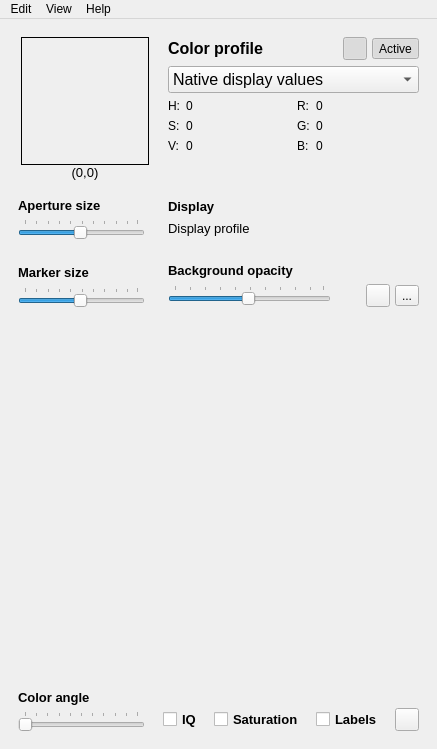
Qt form colorpicker.ui (mikaelsundell/colorpicker) before a commit.
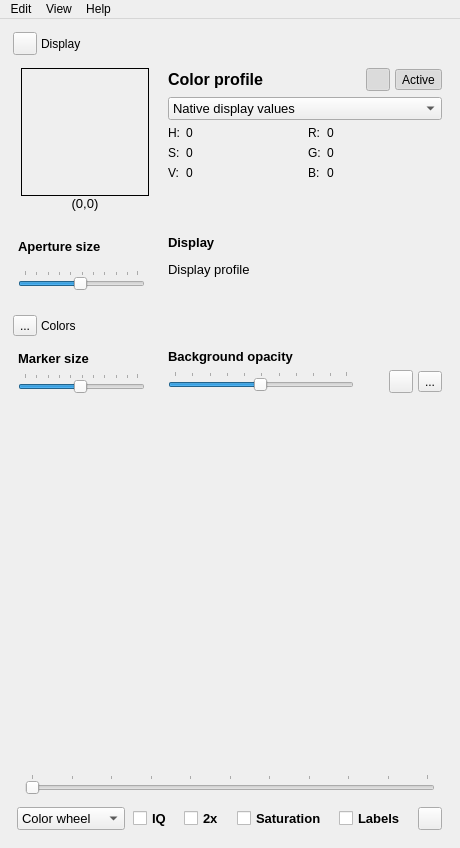
The same form after that commit. Icons and pictures are not drawn. Custom widgets are drawn as their Qt base class.

Commit message: Added Debug menu for debug builds Added zoom factor Added collapsable sections Updated picker with black/ white contrast

Patch:
```diff
--- a/colorpicker.ui
+++ b/colorpicker.ui
@@ -6,20 +6,105 @@
    <rect>
     <x>0</x>
     <y>0</y>
-    <width>413</width>
-    <height>749</height>
+    <width>419</width>
+    <height>848</height>
    </rect>
   </property>
+  <property name="sizePolicy">
+   <sizepolicy hsizetype="Preferred" vsizetype="Preferred">
+    <horstretch>0</horstretch>
+    <verstretch>0</verstretch>
+   </sizepolicy>
+  </property>
+  <property name="minimumSize">
+   <size>
+    <width>0</width>
+    <height>0</height>
+   </size>
+  </property>
   <property name="windowTitle">
    <string>Color Picker</string>
   </property>
   <widget class="QWidget" name="centralwidget">
    <layout class="QVBoxLayout" name="verticalLayout_2">
+    <property name="spacing">
+     <number>0</number>
+    </property>
     <property name="sizeConstraint">
      <enum>QLayout::SetDefaultConstraint</enum>
     </property>
+    <item>
+     <widget class="QWidget" name="displayBar" native="true">
+      <property name="styleSheet">
+       <string notr="true"/>
+      </property>
+      <layout class="QHBoxLayout" name="horizontalLayout">
+       <property name="spacing">
+        <number>0</number>
+       </property>
+       <property name="leftMargin">
+        <number>0</number>
+       </property>
+       <property name="topMargin">
+        <number>0</number>
+       </property>
+       <property name="rightMargin">
+        <number>0</number>
+       </property>
+       <property name="bottomMargin">
+        <number>0</number>
+       </property>
+       <item>
+        <layout class="QHBoxLayout" name="horizontalLayout">
+         <property name="spacing">
+          <number>4</number>
+         </property>
+         <property name="leftMargin">
+          <number>4</number>
+         </property>
+         <property name="topMargin">
+          <number>4</number>
+         </property>
+         <property name="rightMargin">
+          <number>4</number>
+         </property>
+         <property name="bottomMargin">
+          <number>4</number>
+         </property>
+         <item>
+          <widget class="QToolButton" name="toggleDisplay">
+           <property name="icon">
+            <iconset resource="colorpicker.qrc">
+             <normaloff>:/icons/resources/Collapse.png</normaloff>:/icons/resources/Collapse.png</iconset>
+           </property>
+           <property name="checkable">
+            <bool>true</bool>
+           </property>
+          </widget>
+         </item>
+         <item>
+          <widget class="QLabel" name="label_3">
+           <property name="text">
+            <string>Display</string>
+           </property>
+          </widget>
+         </item>
+        </layout>
+       </item>
+      </layout>
+     </widget>
+    </item>
     <item>
      <widget class="QWidget" name="displayWidget" native="true">
+      <property name="enabled">
+       <bool>true</bool>
+      </property>
+      <property name="minimumSize">
+       <size>
+        <width>0</width>
+        <height>240</height>
+       </size>
+      </property>
       <layout class="QVBoxLayout" name="verticalLayout">
        <property name="spacing">
         <number>0</number>
@@ -282,7 +367,7 @@
                <widget class="QComboBox" name="iccConvertProfile">
                 <property name="font">
                  <font>
-                  <pointsize>12</pointsize>
+                  <pointsize>10</pointsize>
                  </font>
                 </property>
                 <item>
@@ -574,7 +659,103 @@
      </widget>
     </item>
     <item>
-     <widget class="QWidget" name="colorWidget" native="true">
+     <spacer name="verticalSpacer">
+      <property name="orientation">
+       <enum>Qt::Vertical</enum>
+      </property>
+      <property name="sizeType">
+       <enum>QSizePolicy::Minimum</enum>
+      </property>
+      <property name="sizeHint" stdset="0">
+       <size>
+        <width>20</width>
+        <height>12</height>
+       </size>
+      </property>
+     </spacer>
+    </item>
+    <item>
+     <widget class="QWidget" name="colorsBar" native="true">
+      <property name="styleSheet">
+       <string notr="true"/>
+      </property>
+      <layout class="QHBoxLayout" name="horizontalLayout">
+       <property name="spacing">
+        <number>0</number>
+       </property>
+       <property name="leftMargin">
+        <number>0</number>
+       </property>
+       <property name="topMargin">
+        <number>0</number>
+       </property>
+       <property name="rightMargin">
+        <number>0</number>
+       </property>
+       <property name="bottomMargin">
+        <number>0</number>
+       </property>
+       <item>
+        <layout class="QHBoxLayout" name="horizontalLayout">
+         <property name="spacing">
+          <number>4</number>
+         </property>
+         <property name="leftMargin">
+          <number>4</number>
+         </property>
+         <property name="topMargin">
+          <number>4</number>
+         </property>
+         <property name="rightMargin">
+          <number>4</number>
+         </property>
+         <property name="bottomMargin">
+          <number>4</number>
+         </property>
+         <item>
+          <widget class="QToolButton" name="toggleColors">
+           <property name="text">
+            <string>...</string>
+           </property>
+           <property name="icon">
+            <iconset resource="colorpicker.qrc">
+             <normaloff>:/icons/resources/Collapse.png</normaloff>:/icons/resources/Collapse.png</iconset>
+           </property>
+           <property name="checkable">
+            <bool>true</bool>
+           </property>
+          </widget>
+         </item>
+         <item>
+          <widget class="QLabel" name="label_3">
+           <property name="text">
+            <string>Colors</string>
+           </property>
+           <property name="icon" stdset="0">
+            <iconset resource="colorpicker.qrc">
+             <normaloff>:/icons/resources/Pin.png</normaloff>:/icons/resources/Pin.png</iconset>
+           </property>
+          </widget>
+         </item>
+        </layout>
+       </item>
+      </layout>
+     </widget>
+    </item>
+    <item>
+     <widget class="QWidget" name="colorsWidget" native="true">
+      <property name="sizePolicy">
+       <sizepolicy hsizetype="Preferred" vsizetype="Preferred">
+        <horstretch>0</horstretch>
+        <verstretch>0</verstretch>
+       </sizepolicy>
+      </property>
+      <property name="minimumSize">
+       <size>
+        <width>0</width>
+        <height>480</height>
+       </size>
+      </property>
       <layout class="QVBoxLayout" name="verticalLayout_6">
        <property name="spacing">
         <number>0</number>
@@ -848,6 +1029,43 @@
              <verstretch>0</verstretch>
             </sizepolicy>
            </property>
+           <property name="minimumSize">
+            <size>
+             <width>0</width>
+             <height>0</height>
+            </size>
+           </property>
+          </widget>
+         </item>
+         <item>
+          <widget class="QWidget" name="widget" native="true">
+           <layout class="QVBoxLayout" name="verticalLayout_10">
+            <property name="leftMargin">
+             <number>16</number>
+            </property>
+            <property name="topMargin">
+             <number>12</number>
+            </property>
+            <property name="rightMargin">
+             <number>16</number>
+            </property>
+            <item>
+             <widget class="QSlider" name="angle">
+              <property name="maximum">
+               <number>100</number>
+              </property>
+              <property name="singleStep">
+               <number>10</number>
+              </property>
+              <property name="orientation">
+               <enum>Qt::Horizontal</enum>
+              </property>
+              <property name="tickPosition">
+               <enum>QSlider::TicksAbove</enum>
+              </property>
+             </widget>
+            </item>
+           </layout>
           </widget>
          </item>
         </layout>
@@ -873,45 +1091,46 @@
           <widget class="QWidget" name="widget_8" native="true">
            <property name="minimumSize">
             <size>
-             <width>145</width>
+             <width>120</width>
              <height>0</height>
             </size>
            </property>
            <property name="maximumSize">
             <size>
-             <width>145</width>
+             <width>135</width>
              <height>16777215</height>
             </size>
            </property>
            <layout class="QVBoxLayout" name="verticalLayout_8">
+            <property name="spacing">
+             <number>0</number>
+            </property>
+            <property name="leftMargin">
+             <number>8</number>
+            </property>
+            <property name="topMargin">
+             <number>4</number>
+            </property>
+            <property name="rightMargin">
+             <number>4</number>
+            </property>
             <item>
-             <widget class="QLabel" name="label_3">
+             <widget class="QComboBox" name="comboBox">
               <property name="font">
                <font>
                 <pointsize>10</pointsize>
-                <weight>75</weight>
-                <bold>true</bold>
                </font>
               </property>
-              <property name="text">
-               <string>Color angle</string>
-              </property>
-             </widget>
-            </item>
-            <item>
-             <widget class="QSlider" name="angle">
-              <property name="maximum">
-               <number>100</number>
-              </property>
-              <property name="singleStep">
-               <number>10</number>
-              </property>
-              <property name="orientation">
-               <enum>Qt::Horizontal</enum>
-              </property>
-              <property name="tickPosition">
-               <enum>QSlider::TicksAbove</enum>
-              </property>
+              <item>
+               <property name="text">
+                <string>Color wheel</string>
+               </property>
+              </item>
+              <item>
+               <property name="text">
+                <string>Vector scope</string>
+               </property>
+              </item>
              </widget>
             </item>
            </layout>
@@ -923,8 +1142,11 @@
             <property name="spacing">
              <number>12</number>
             </property>
+            <property name="leftMargin">
+             <number>4</number>
+            </property>
             <property name="topMargin">
-             <number>28</number>
+             <number>4</number>
             </property>
             <item>
              <widget class="QCheckBox" name="iqline">
@@ -943,6 +1165,20 @@
               </property>
              </widget>
             </item>
+            <item>
+             <widget class="QCheckBox" name="zoom">
+              <property name="font">
+               <font>
+                <pointsize>10</pointsize>
+                <weight>75</weight>
+                <bold>true</bold>
+               </font>
+              </property>
+              <property name="text">
+               <string>2x</string>
+              </property>
+             </widget>
+            </item>
             <item>
              <widget class="QCheckBox" name="saturation">
               <property name="font">
@@ -981,7 +1217,7 @@
               </property>
               <property name="sizeHint" stdset="0">
                <size>
-                <width>40</width>
+                <width>20</width>
                 <height>20</height>
                </size>
               </property>
@@ -1016,7 +1252,7 @@
     <rect>
      <x>0</x>
      <y>0</y>
-     <width>413</width>
+     <width>419</width>
      <height>24</height>
     </rect>
    </property>
```
Left out of the diff: 13 changed lines with no effect on the pictures. The commit also changes 10 other files.
